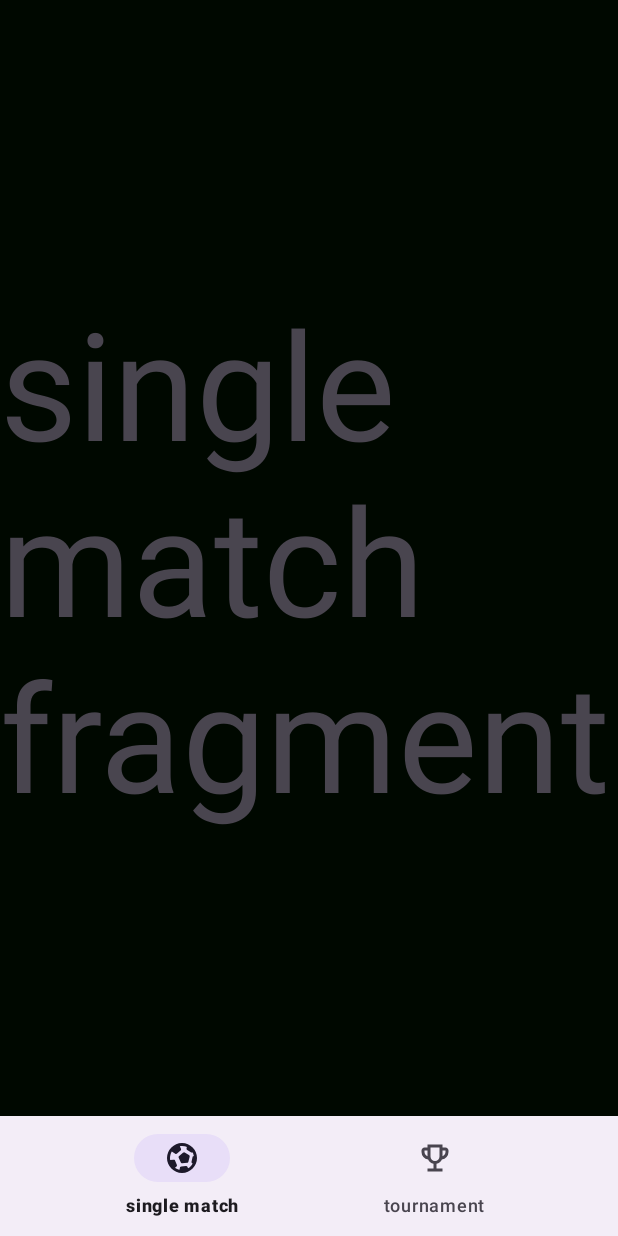
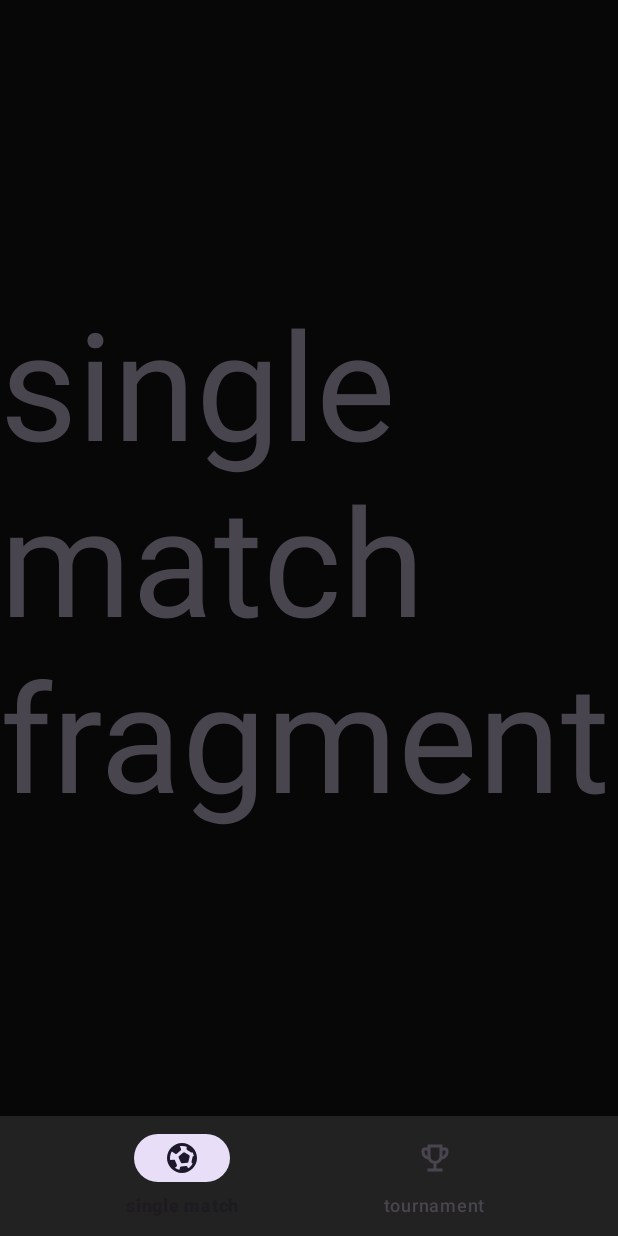
Before and after one commit to Mahim021/FootyFlick, an Android app: the screen it shows after launch (MainActivity), on a phone screen of 412 x 824 dp. Run offline under Robolectric (Android 15) with nearby library versions, the phone set to English and light mode, and no system bars.

Commit message:
navbar & fragments created

```diff
--- a/app/src/main/res/layout/activity_main.xml
+++ b/app/src/main/res/layout/activity_main.xml
@@ -25,5 +25,6 @@
         app:layout_constraintBottom_toBottomOf="parent"
         app:layout_constraintEnd_toEndOf="parent"
         app:layout_constraintStart_toStartOf="parent"
-        app:menu="@menu/bottom_nav_menu"/>
+        app:menu="@menu/bottom_nav_menu"
+        android:background="#222222"/>
 </androidx.constraintlayout.widget.ConstraintLayout>
--- a/app/src/main/res/values-night/themes.xml
+++ b/app/src/main/res/values-night/themes.xml
@@ -3,6 +3,6 @@
     <style name="Base.Theme.FootyFlick" parent="Theme.Material3.DayNight.NoActionBar">
         <!-- Customize your dark theme here. -->
         <!-- <item name="colorPrimary">@color/my_dark_primary</item> -->
-        <item name="android:windowBackground">#000800</item>
+        <item name="android:windowBackground">#070707</item>
     </style>
 </resources>
--- a/app/src/main/res/values/themes.xml
+++ b/app/src/main/res/values/themes.xml
@@ -3,7 +3,7 @@
     <style name="Base.Theme.FootyFlick" parent="Theme.Material3.DayNight.NoActionBar">
         <!-- Customize your light theme here. -->
         <!-- <item name="colorPrimary">@color/my_light_primary</item> -->
-        <item name="android:windowBackground">#000800</item>
+        <item name="android:windowBackground">#070707</item>
     </style>
 
     <style name="Theme.FootyFlick" parent="Base.Theme.FootyFlick" />
```
